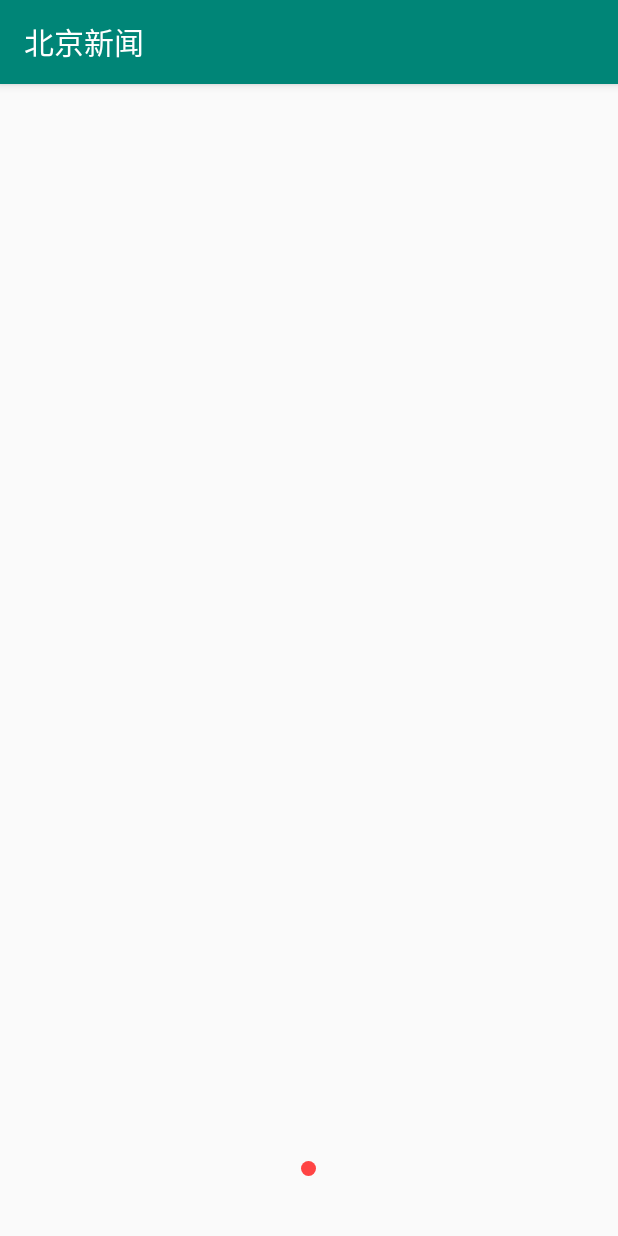
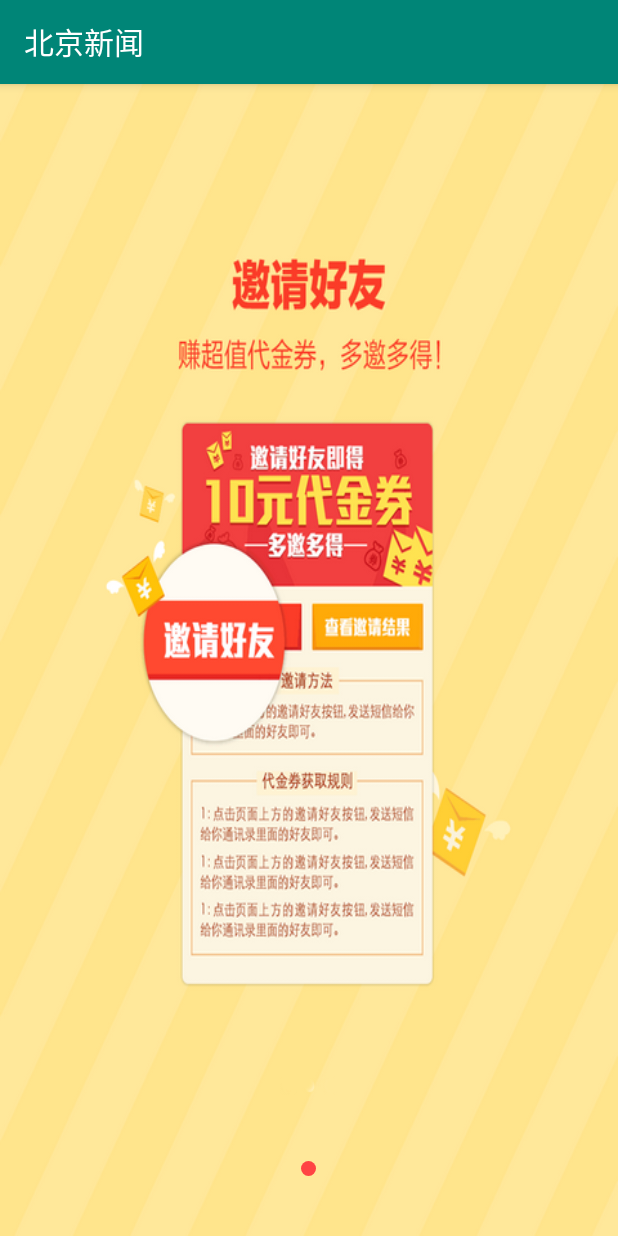
Before and after one commit to Mrxiaoling/BeijingNews, an Android app: the GuideActivity screen opened directly, with no data from a screen before it, on a phone screen of 412 x 824 dp. Run offline under Robolectric (Android 15) with nearby library versions, the phone set to English and light mode, and no system bars.

Commit message:
引导界面设置适配器

```diff
--- a/app/src/main/java/com/example/beijingnews/acitity/GuideActivity.java
+++ b/app/src/main/java/com/example/beijingnews/acitity/GuideActivity.java
@@ -1,15 +1,97 @@
 package com.example.beijingnews.acitity;
 
+import android.support.annotation.NonNull;
+import android.support.v4.view.PagerAdapter;
+import android.support.v4.view.ViewPager;
 import android.support.v7.app.AppCompatActivity;
 import android.os.Bundle;
+import android.view.View;
+import android.view.ViewGroup;
+import android.widget.Button;
+import android.widget.ImageView;
+import android.widget.LinearLayout;
 
 import com.example.beijingnews.R;
 
+import java.util.ArrayList;
+
 public class GuideActivity extends AppCompatActivity {
 
+    private ViewPager viewpager;
+    private Button btn_start_main;
+    private LinearLayout ll_point_group;
+    private ImageView iv_red_point;
+    private ArrayList<ImageView> imageViews;
     @Override
     protected void onCreate(Bundle savedInstanceState) {
         super.onCreate(savedInstanceState);
         setContentView(R.layout.activity_guide_activy);
+        viewpager = findViewById(R.id.viewpager);
+        btn_start_main = findViewById(R.id.btn_start_main);
+        ll_point_group = findViewById(R.id.ll_point_group);
+        iv_red_point = findViewById(R.id.iv_red_point);
+
+
+        //准备数据
+        int [] ids = new int[]{
+                R.drawable.guide_1,
+                R.drawable.guide_2,
+                R.drawable.guide_3
+        };
+
+        imageViews = new ArrayList<>();
+        for (int i = 0 ; i < ids.length;i++){
+            ImageView imageView = new ImageView(this);
+            //设置背景
+            imageView.setBackgroundResource(ids[i]);
+            //添加到集合中
+            imageViews.add(imageView);
+        }
+
+        //设置Viewpager的适配器
+        viewpager.setAdapter(new MyPagerAdapter());
+    }
+
+    class MyPagerAdapter extends PagerAdapter{
+
+        @Override
+        public int getCount() {
+            return imageViews.size();
+        }
+
+        /**
+         *
+         * @param view 当前创建的视图
+         * @param o instantiateItem返回的结果值
+         * @return
+         */
+        @Override
+        public boolean isViewFromObject(@NonNull View view, @NonNull Object o) {
+//            return view == imageViews.get(Integer.parseInt((String) o));
+            return view == o;
+        }
+
+        /**
+         * 作用：getView
+         * @param container  Viewpager
+         * @param position 要创建的页面的位置
+         * @return
+         */
+        @NonNull
+        @Override
+        public Object instantiateItem(@NonNull ViewGroup container, int position) {
+            ImageView imageView = imageViews.get(position);
+            //添加到容器中
+            container.addView(imageView);
+
+//            return position;
+            return imageView;
+        }
+
+        @Override
+        public void destroyItem(@NonNull ViewGroup container, int position, @NonNull Object object) {
+//            super.destroyItem(container, position, object);
+            container.removeView((View) object);
+        }
     }
 }
--- a/app/src/main/java/com/example/beijingnews/utils/CahcheUtils.java
+++ b/app/src/main/java/com/example/beijingnews/utils/CahcheUtils.java
@@ -9,7 +9,7 @@ import android.content.SharedPreferences;
 public class CahcheUtils {
     /**
      *
-     * @param context上下文
+     * @param context 上下文
      *
      * @param key key值
      * @return
```
